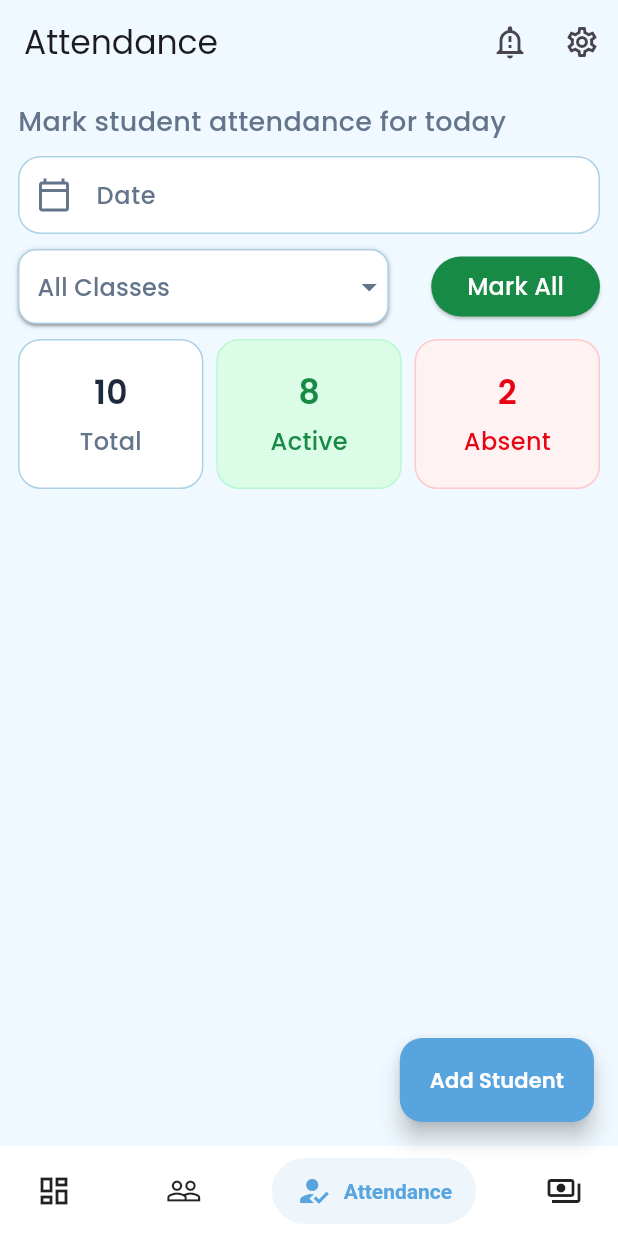
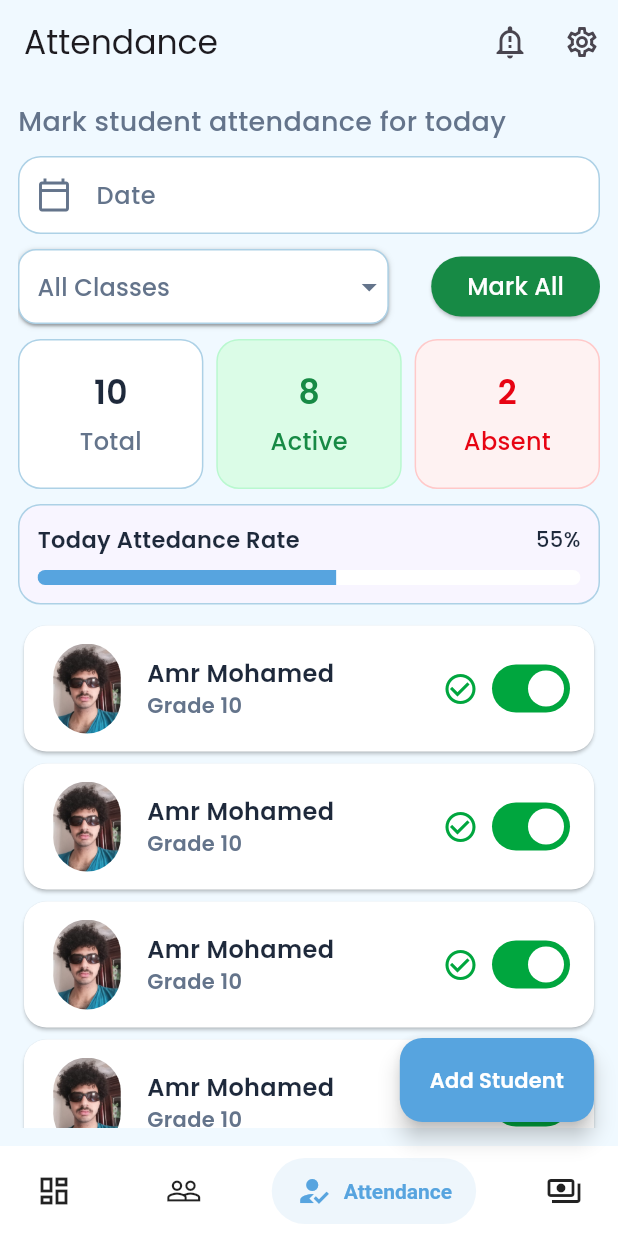
Before and after one commit to amrelmaadawy/teacher-system, a Flutter app: the LayoutView screen opened directly, item 3 of the bottom bar chosen, on a phone screen of 412 x 824 dp. Run offline on Flutter 3.47's test engine with Material 3 defaults, Android fonts, the phone set to English and light mode, and no system bars; drawn by our look-alikes of dropdown_button2, salomon_bottom_bar.

Commit message:
finish attendance UI

```diff
--- a/lib/core/utils/app_colors.dart
+++ b/lib/core/utils/app_colors.dart
@@ -13,4 +13,6 @@ const lightGreenBorderColor = Color(0xffb9f8cf);
 const lightRedBorderColor = Color(0xffffc9c9);
 const lightRedBackgroundColor = Color(0xfffef2f2);
 const lightRedTextColor = Color(0xffe70413);
+const lightGreenSwitchColor = Color(0xff00a63e);
+
 const lightWhiteColor = Colors.white;
--- a/lib/features/attendance/presentation/views/attendance_view.dart
+++ b/lib/features/attendance/presentation/views/attendance_view.dart
@@ -1,9 +1,12 @@
 import 'package:flutter/material.dart';
 import 'package:teacher_system/core/components/custom_drop_down_menu.dart';
+import 'package:teacher_system/core/components/custom_elevated_button.dart';
 import 'package:teacher_system/core/components/custom_students_count_row.dart';
 import 'package:teacher_system/core/components/custom_text_form_field.dart';
 import 'package:teacher_system/core/utils/app_colors.dart';
 import 'package:teacher_system/core/utils/app_size.dart';
+import 'package:teacher_system/features/attendance/presentation/views/widgets/student_attendance_card.dart';
+import 'package:teacher_system/features/attendance/presentation/views/widgets/today_attendace_rate.dart';
 
 class AttendanceView extends StatefulWidget {
   const AttendanceView({super.key});
@@ -18,6 +21,9 @@ class _AttendanceViewState extends State<AttendanceView> {
   Widget build(BuildContext context) {
     return Padding(
       padding: const EdgeInsets.all(defPadding),
+      child: CustomScrollView(
+        slivers: [
+          SliverToBoxAdapter(
             child: Column(
               crossAxisAlignment: CrossAxisAlignment.start,
               children: [
@@ -69,6 +75,30 @@ class _AttendanceViewState extends State<AttendanceView> {
                 ),
                 SizedBox(height: 10),
                 CustomStudentsCountRow(),
+                SizedBox(height: 10),
+                TodayAttendaceRate(),
+                SizedBox(height: 10),
+              ],
+            ),
+          ),
+          SliverList(
+            delegate: SliverChildBuilderDelegate(
+              (context, index) => StudentAttendanceCard(),
+              childCount: 10,
+            ),
+          ),
+          SliverToBoxAdapter(
+            child: Column(
+              children: [
+                          SizedBox(height: 10),
+
+                CustomElevatedButton(
+                  onPressed: () {},
+                  text: 'Save Attendance',
+                ),
+              ],
+            ),
+          ),
         ],
       ),
     );
--- /dev/null
+++ b/lib/features/attendance/presentation/views/widgets/student_attendance_card.dart
@@ -0,0 +1,69 @@
+
+import 'package:flutter/material.dart';
+import 'package:teacher_system/core/utils/app_colors.dart';
+import 'package:teacher_system/core/utils/app_size.dart';
+
+class StudentAttendanceCard extends StatelessWidget {
+  const StudentAttendanceCard({
+    super.key,
+  });
+
+  @override
+  Widget build(BuildContext context) {
+    return Card(
+      shape: RoundedRectangleBorder(
+        borderRadius: BorderRadiusGeometry.circular(defBorderRadius),
+      ),
+      color: lightWhiteColor,
+      child: Padding(
+        padding: const EdgeInsets.all(defPadding),
+        child: Row(
+          children: [
+            CircleAvatar(
+              backgroundColor: lightWhiteColor,
+              radius: 30,
+              child: ClipRRect(
+                borderRadius: BorderRadius.circular(30),
+                child: Image.asset('assets/images/na3dawy.jpg'),
+              ),
+            ),
+            SizedBox(width: 10),
+            Column(
+              crossAxisAlignment: CrossAxisAlignment.start,
+              children: [
+                Text(
+                  'Amr Mohamed',
+                  style: TextStyle(
+                    fontSize: 16,
+                    fontWeight: FontWeight.w600,
+                    color: lightMainTextColor,
+                  ),
+                ),
+                Text(
+                  'Grade 10',
+                  style: TextStyle(
+                    fontSize: 14,
+                    fontWeight: FontWeight.w600,
+                    color: lightSubTextColor,
+                  ),
+                ),
+              ],
+            ),
+            Spacer(),
+            Icon(
+              Icons.check_circle_outline,
+              color: lightGreenSwitchColor,
+            ),
+            SizedBox(width: 5),
+            Switch(
+              value: true,
+              onChanged: (i) {},
+              activeThumbColor: lightWhiteColor,
+              activeTrackColor: lightGreenSwitchColor,
+            ),
+          ],
+        ),
+      ),
+    );
+  }
+}
--- /dev/null
+++ b/lib/features/attendance/presentation/views/widgets/today_attendace_rate.dart
@@ -0,0 +1,65 @@
+
+import 'package:flutter/material.dart';
+import 'package:teacher_system/core/utils/app_colors.dart';
+import 'package:teacher_system/core/utils/app_size.dart';
+
+class TodayAttendaceRate extends StatelessWidget {
+  const TodayAttendaceRate({
+    super.key,
+  });
+
+  @override
+  Widget build(BuildContext context) {
+    return Container(
+      decoration: BoxDecoration(
+        color: Color(0xfff8f5ff),
+        border: Border.all(color: lightBordersColor),
+        borderRadius: BorderRadiusGeometry.circular(defBorderRadius),
+      ),
+      child: Padding(
+        padding: const EdgeInsets.all(defPadding),
+        child: Column(
+          children: [
+            Row(
+              children: [
+                Text(
+                  'Today Attedance Rate',
+                  style: TextStyle(
+                    color: lightMainTextColor,
+                    fontSize: 15,
+                    fontWeight: FontWeight.w600,
+                  ),
+                ),
+                Spacer(),
+                Text(
+                  '${(0.55 * 100).toStringAsFixed(0)}%',
+                  style: const TextStyle(
+                    color: lightMainTextColor,
+                    fontSize: 14,
+                    fontWeight: FontWeight.w500,
+                  ),
+                ),
+              ],
+            ),
+            SizedBox(height: 10),
+            SizedBox(
+              width: double.infinity,
+              height: 10,
+              child: ClipRRect(
+                borderRadius: BorderRadius.circular(defBorderRadius),
+                child: LinearProgressIndicator(
+                  value: 0.55,
+                  minHeight: 10,
+                  backgroundColor: lightWhiteColor,
+                  valueColor: AlwaysStoppedAnimation<Color>(
+                    lightBottonColor,
+                  ),
+                ),
+              ),
+            ),
+          ],
+        ),
+      ),
+    );
+  }
+}
```
Lines whose indentation alone changed are shown as unchanged.
